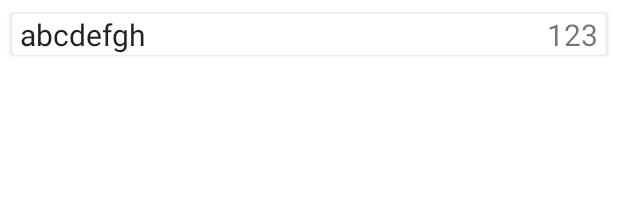
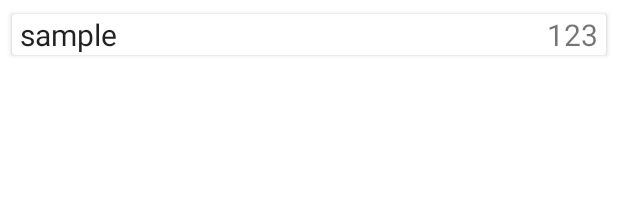
Before and after one commit to vijaysaimutyala/Chrysalis, an Android app: the layout dummy_tobeapproved.xml on its own in the app's theme, with its tools: preview values and no code run, on a phone screen of 412 x 824 dp. Shown: the top 213 px of the screen. Run offline under Robolectric (Android 15) with nearby library versions, the phone set to English and light mode, and no system bars.

Commit message:
Updated the approval list view layout

```diff
--- a/app/build.gradle
+++ b/app/build.gradle
@@ -7,8 +7,8 @@ android {
         applicationId "com.studioemvs.chrysalis"
         minSdkVersion 19
         targetSdkVersion 26
-        versionCode 8
-        versionName "8.0"
+        versionCode 9
+        versionName "9.0"
         testInstrumentationRunner "android.support.test.runner.AndroidJUnitRunner"
         vectorDrawables.useSupportLibrary = true
         renderscriptTargetApi 22
--- a/app/src/main/res/layout/dummy_tobeapproved.xml
+++ b/app/src/main/res/layout/dummy_tobeapproved.xml
@@ -11,19 +11,17 @@
     android:foreground="?android:attr/selectableItemBackground"
     android:clickable="true">
 
-    <LinearLayout
+    <RelativeLayout
         android:layout_width="match_parent"
         android:layout_height="wrap_content"
         android:gravity="center_vertical"
-        android:background="?android:selectableItemBackground"
-        android:weightSum="2">
+        android:background="?android:selectableItemBackground">
 
         <TextView
             android:id="@+id/txt_toapprove"
-            android:layout_width="wrap_content"
+            android:layout_width="match_parent"
             android:layout_height="wrap_content"
-            android:layout_weight="2"
-            android:text="abcdefgh"
+            android:text="sample"
             android:textColor="@color/primary_text_material_light"
             android:textSize="20sp"
             android:paddingStart="5dp"/>
@@ -32,12 +30,11 @@
             android:id="@+id/txt_toapprovepoints"
             android:layout_width="wrap_content"
             android:layout_height="wrap_content"
-            android:layout_weight="1"
             android:layout_alignParentEnd="true"
             android:paddingEnd="5dp"
             android:text="123"
-            android:textSize="20sp" />
-    </LinearLayout>
+            android:textSize="20sp"/>
+    </RelativeLayout>
 
 
 </android.support.v7.widget.CardView>
```
